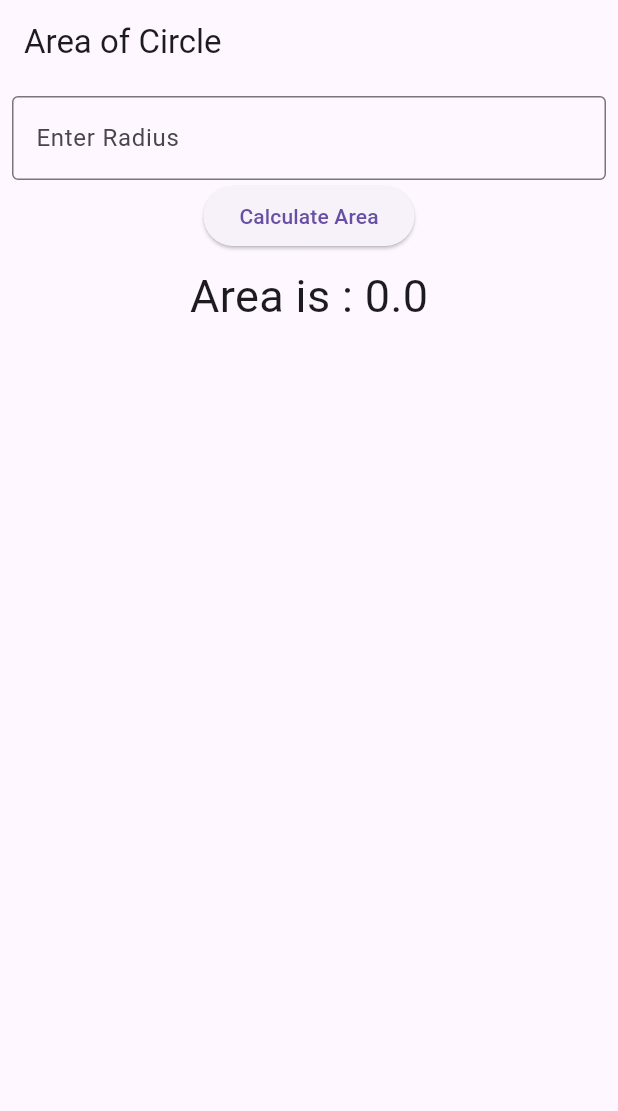
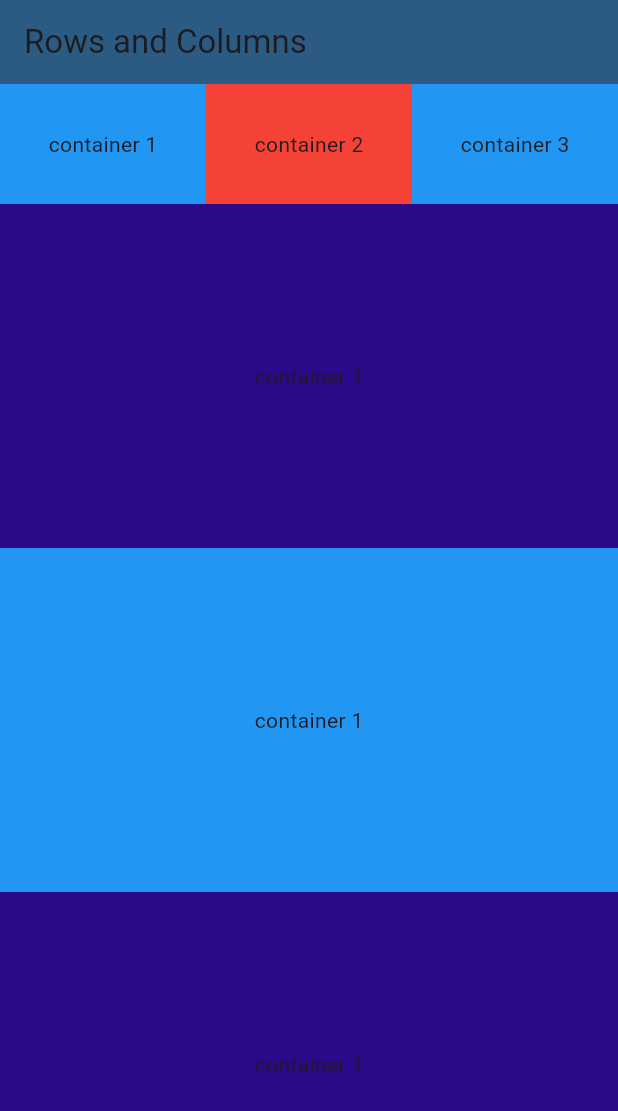
Before and after one commit to lalit4312/Flutter-Project, a Flutter app: the screen it shows after launch, on a phone screen of 412 x 824 dp. Shown: the top 1111 px of the screen. Run offline on Flutter 3.47's test engine with Material 3 defaults, Android fonts, the phone set to English and light mode, and no system bars.

Commit message:
row screen added

```diff
--- a/lib/app/app.dart
+++ b/lib/app/app.dart
@@ -1,7 +1,12 @@
 // import 'dart:ui';
 import 'package:batch_32b/screen/area_of_circle_screen.dart';
 import 'package:batch_32b/screen/arithmetic_screen.dart';
+import 'package:batch_32b/screen/colums_screen.dart';
+import 'package:batch_32b/screen/container_screen.dart';
 import 'package:batch_32b/screen/dashboard_screen.dart';
+import 'package:batch_32b/screen/fexible_expanded_screen.dart';
+import 'package:batch_32b/screen/navigate_screen.dart';
+import 'package:batch_32b/screen/rows_column_screen.dart';
 import 'package:batch_32b/screen/simple_interest.dart';
 // import 'package:batch_32b/screen/hello_world_screen.dart';
 import 'package:flutter/material.dart';
@@ -13,7 +18,7 @@ class App extends StatelessWidget {
   Widget build(BuildContext context) {
     return const MaterialApp(
       debugShowCheckedModeBanner: false,
-      home: CircleScreen(),
+      home: RowAndColumnScreen(),
     );
   }
 }
--- /dev/null
+++ b/lib/screen/rows_column_screen.dart
@@ -0,0 +1,111 @@
+import 'package:flutter/cupertino.dart';
+import 'package:flutter/material.dart';
+import 'package:flutter/widgets.dart';
+
+class RowAndColumnScreen extends StatelessWidget {
+  const RowAndColumnScreen({super.key});
+
+  @override
+  Widget build(BuildContext context) {
+    return Scaffold(
+      appBar: AppBar(
+        title: Text("Rows and Columns"),
+        backgroundColor: Color.fromARGB(255, 43, 91, 130),
+      ),
+      body: Column(
+        children: [
+          Container(
+            child: Row(
+              mainAxisAlignment: MainAxisAlignment.spaceAround,
+              children: [
+                Expanded(
+                  child: Container(
+                    alignment: Alignment.center,
+                    child: const Text("container 1"),
+                    // width: double,
+                    height: 80,
+                    color: Colors.blue,
+                  ),
+                ),
+                Expanded(
+                  child: Container(
+                    alignment: Alignment.center,
+                    child: const Text("container 2"),
+                    // width: 135,
+                    height: 80,
+                    color: Colors.red,
+                  ),
+                ),
+                Expanded(
+                  child: Container(
+                    alignment: Alignment.center,
+                    child: const Text("container 3"),
+                    // width: 135,
+                    height: 80,
+                    color: Colors.blue,
+                  ),
+                ),
+              ],
+            ),
+          ),
+          Flexible(
+            fit: FlexFit.loose,
+            child: Container(
+              alignment: Alignment.center,
+              child: const Text("container 1"),
+              width: double.infinity,
+              height: 250,
+              color: Color.fromARGB(255, 43, 9, 137),
+            ),
+          ),
+          Flexible(
+            fit: FlexFit.loose,
+            child: Container(
+              alignment: Alignment.center,
+              child: const Text("container 1"),
+              width: double.infinity,
+              height: 250,
+              color: Colors.blue,
+            ),
+          ),
+          Flexible(
+            fit: FlexFit.loose,
+            child: Container(
+              alignment: Alignment.center,
+              child: const Text("container 1"),
+              width: double.infinity,
+              height: 250,
+              color: Color.fromARGB(255, 43, 9, 137),
+            ),
+          ),
+
+          // Column(
+          //   children: [
+          //     Container(
+          //       alignment: Alignment.center,
+          //       child: const Text("container 1"),
+          //       width: double.infinity,
+          //       height: 250,
+          //       color: Color.fromARGB(255, 43, 9, 137),
+          //     ),
+          //     Container(
+          //       alignment: Alignment.center,
+          //       child: const Text("container 2"),
+          //       width: double.infinity,
+          //       height: 250,
+          //       color: Colors.blue,
+          //     ),
+          //     Container(
+          //       alignment: Alignment.center,
+          //       child: const Text("container 3"),
+          //       width: double.infinity,
+          //       height: 250,
+          //       color: Color.fromARGB(255, 43, 9, 137),
+          //     ),
+          //   ],
+          // )
+        ],
+      ),
+    );
+  }
+}
```
Also changed, not shown: lib/common/my_snackbar.dart (added, +14 -0 lines), lib/screen/colums_screen.dart (added, +27 -0 lines), lib/screen/container_screen.dart (added, +50 -0 lines), lib/screen/fexible_expanded_screen.dart (added, +72 -0 lines), lib/screen/navigate_screen.dart (added, +47 -0 lines), lib/screen/simple_interest.dart (+55 -2 lines), lib/screen/image_screen.dart (added).
